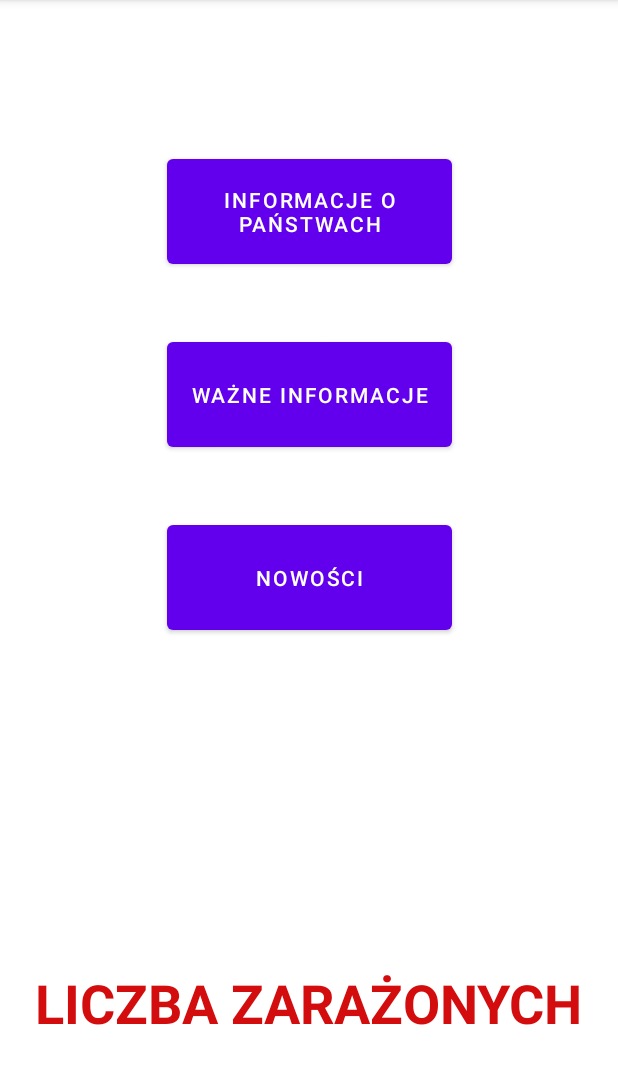
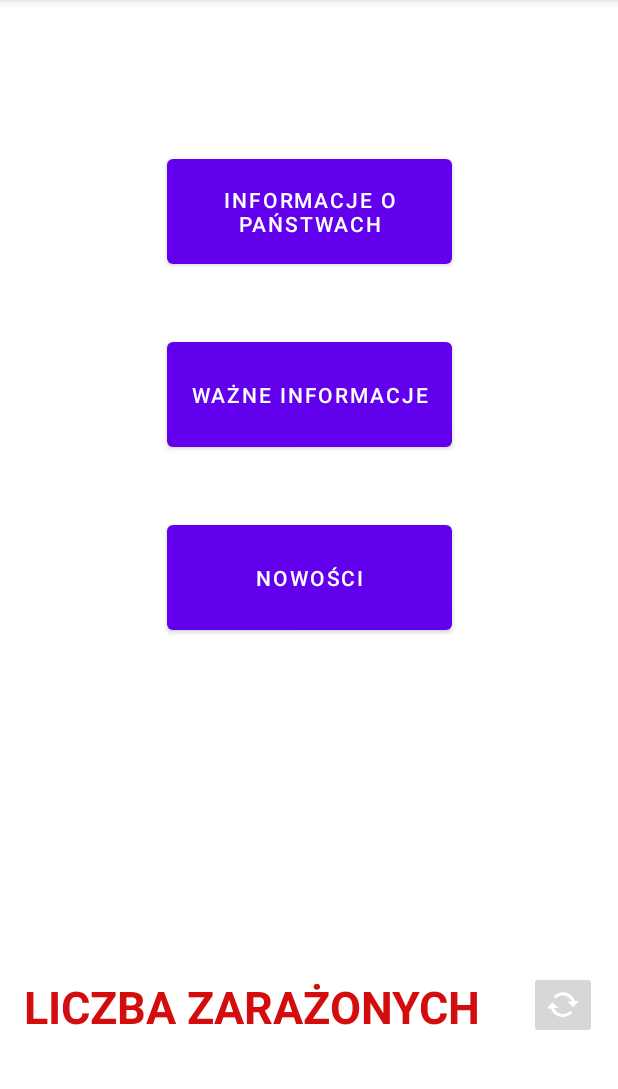
Before and after one commit to Matovita/BorelaXD, an Android app: the screen it shows after launch (MainActivity), on a phone screen of 412 x 824 dp, the part 84-1173 px from its top. Run offline under Robolectric (Android 15) with nearby library versions, the phone set to English and light mode, and no system bars.

Commit message:
Costaaam
Jsoup added, infected number almost done

```diff
--- a/app/build.gradle
+++ b/app/build.gradle
@@ -33,6 +33,7 @@ dependencies {
     implementation 'androidx.appcompat:appcompat:1.2.0'
     implementation 'com.google.android.material:material:1.2.1'
     implementation 'androidx.constraintlayout:constraintlayout:2.0.4'
+    implementation 'org.jsoup:jsoup:1.13.1'
     testImplementation 'junit:junit:4.+'
     androidTestImplementation 'androidx.test.ext:junit:1.1.2'
     androidTestImplementation 'androidx.test.espresso:espresso-core:3.3.0'
--- a/app/src/main/AndroidManifest.xml
+++ b/app/src/main/AndroidManifest.xml
@@ -1,6 +1,8 @@
 <?xml version="1.0" encoding="utf-8"?>
 <manifest xmlns:android="http://schemas.android.com/apk/res/android"
     package="com.example.borelaxd">
+
+    <uses-permission android:name="android.permission.INTERNET" />
 
     <application
         android:allowBackup="true"
--- a/app/src/main/res/layout/activity_main.xml
+++ b/app/src/main/res/layout/activity_main.xml
@@ -4,7 +4,7 @@
     xmlns:tools="http://schemas.android.com/tools"
     android:layout_width="match_parent"
     android:layout_height="match_parent"
-    tools:context=".MainActivity" >
+    tools:context=".MainActivity">
 
     <Button
         android:id="@+id/importantBtn"
@@ -37,15 +37,27 @@
         app:layout_constraintTop_toBottomOf="@+id/importantBtn" />
 
     <TextView
-        android:id="@+id/textView"
-        android:layout_width="wrap_content"
-        android:layout_height="wrap_content"
-        android:layout_marginBottom="75dp"
+        android:id="@+id/infectedNum"
+        android:layout_width="322dp"
+        android:layout_height="69dp"
+        android:layout_marginStart="16dp"
+        android:layout_marginLeft="16dp"
+        android:layout_marginBottom="48dp"
         android:text="LICZBA ZARAŻONYCH"
         android:textColor="#D30D0D"
-        android:textSize="36sp"
+        android:textSize="30sp"
         android:textStyle="bold"
         app:layout_constraintBottom_toBottomOf="parent"
+        app:layout_constraintStart_toStartOf="parent" />
+
+    <ImageButton
+        android:id="@+id/refreshBtn"
+        android:layout_width="45dp"
+        android:layout_height="45dp"
+        android:layout_marginBottom="75dp"
+        app:layout_constraintBottom_toBottomOf="parent"
         app:layout_constraintEnd_toEndOf="parent"
-        app:layout_constraintStart_toStartOf="parent" />
+        app:layout_constraintStart_toEndOf="@+id/infectedNum"
+        app:srcCompat="@android:drawable/stat_notify_sync" />
+
 </androidx.constraintlayout.widget.ConstraintLayout>
```
Also changed, not shown: app/src/main/java/com/example/borelaxd/MainActivity.java (+48 -0 lines), app/libs/jsoup-1.13.1.jar (added), gradle/wrapper/gradle-wrapper.properties.
